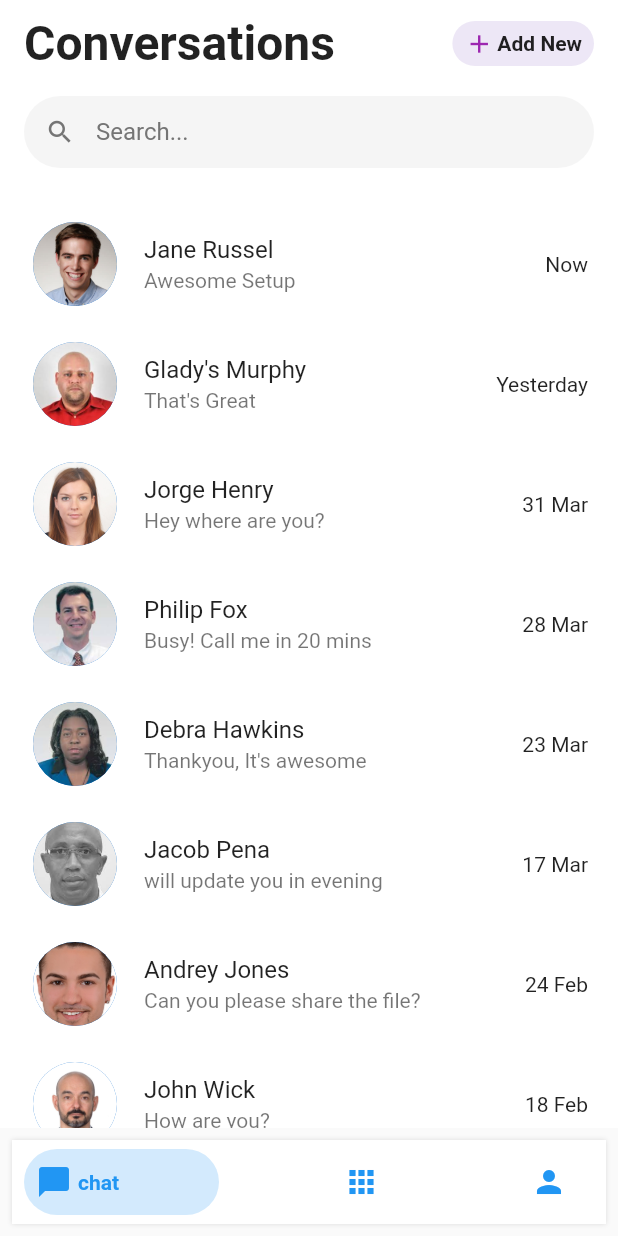
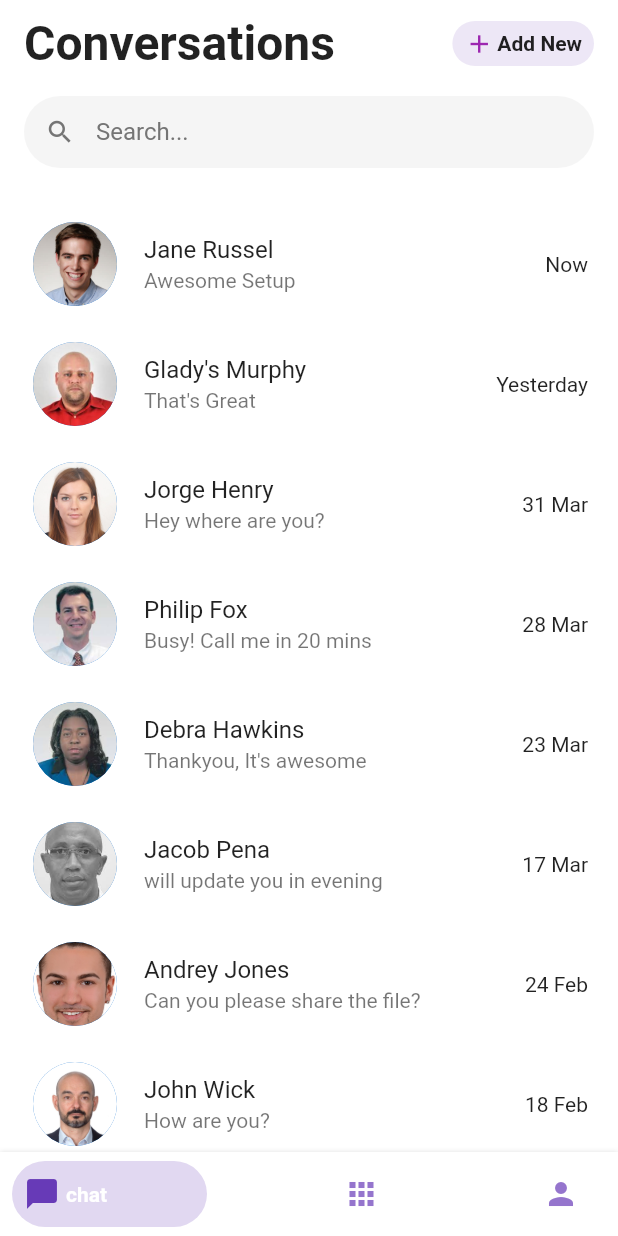
Before and after one commit to kekule15/chatApp-UI, a Flutter app: the screen it shows after launch, on a phone screen of 412 x 824 dp. Run offline on Flutter 3.47's test engine with Material 2 defaults, Android fonts, the phone set to English and light mode, and no system bars; drawn by our look-alikes of bottom_navy_bar.

Commit message:
bug fixed

```diff
--- a/chatApp/lib/screens/homepage.dart
+++ b/chatApp/lib/screens/homepage.dart
@@ -47,9 +47,8 @@ class _HomePageState extends State<HomePage> {
           ],
         ),
       ),
-      bottomNavigationBar: Padding(
-        padding: const EdgeInsets.all(8.0),
-        child: BottomNavyBar(
+      bottomNavigationBar: BottomNavyBar(
+        backgroundColor: Colors.white,
         selectedIndex: _currentIndex,
         onItemSelected: (index) {
           setState(() => _currentIndex = index);
@@ -57,11 +56,27 @@ class _HomePageState extends State<HomePage> {
         },
         items: <BottomNavyBarItem>[
           BottomNavyBarItem(
-                title: Text('chat'), icon: Icon(Icons.chat_bubble)),
-            BottomNavyBarItem(title: Text('channel'), icon: Icon(Icons.apps)),
-            BottomNavyBarItem(title: Text('profile'), icon: Icon(Icons.person)),
+            title: Text(
+              'chat',
+              style: TextStyle(color: Colors.white),
+            ),
+            icon: Icon(Icons.chat_bubble),
+            inactiveColor: Colors.deepPurple[300],
+            activeColor: Colors.deepPurple[500],
+          ),
+          BottomNavyBarItem(
+            title: Text('channel'),
+            icon: Icon(Icons.apps),
+            inactiveColor: Colors.deepPurple[300],
+            activeColor: Colors.deepPurple[500],
+          ),
+          BottomNavyBarItem(
+            title: Text('profile'),
+            icon: Icon(Icons.person),
+            inactiveColor: Colors.deepPurple[300],
+            activeColor: Colors.deepPurple[500],
+          ),
         ],
-        ),
       ),
     );
   }
```
Lines whose indentation alone changed are shown as unchanged.
